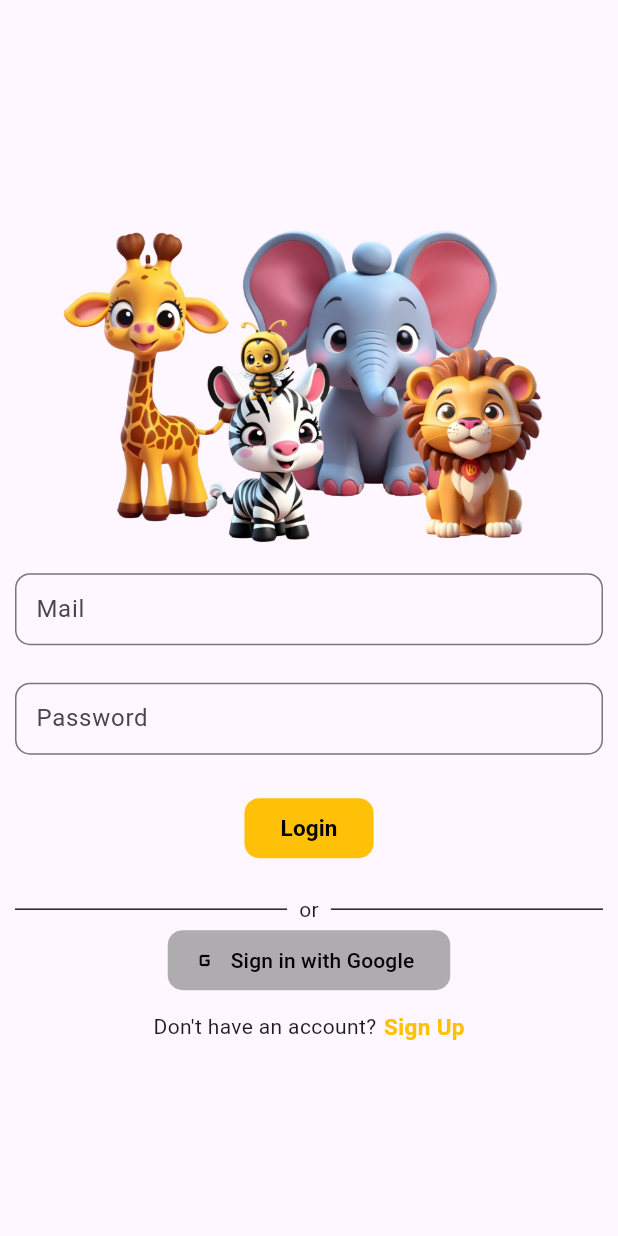
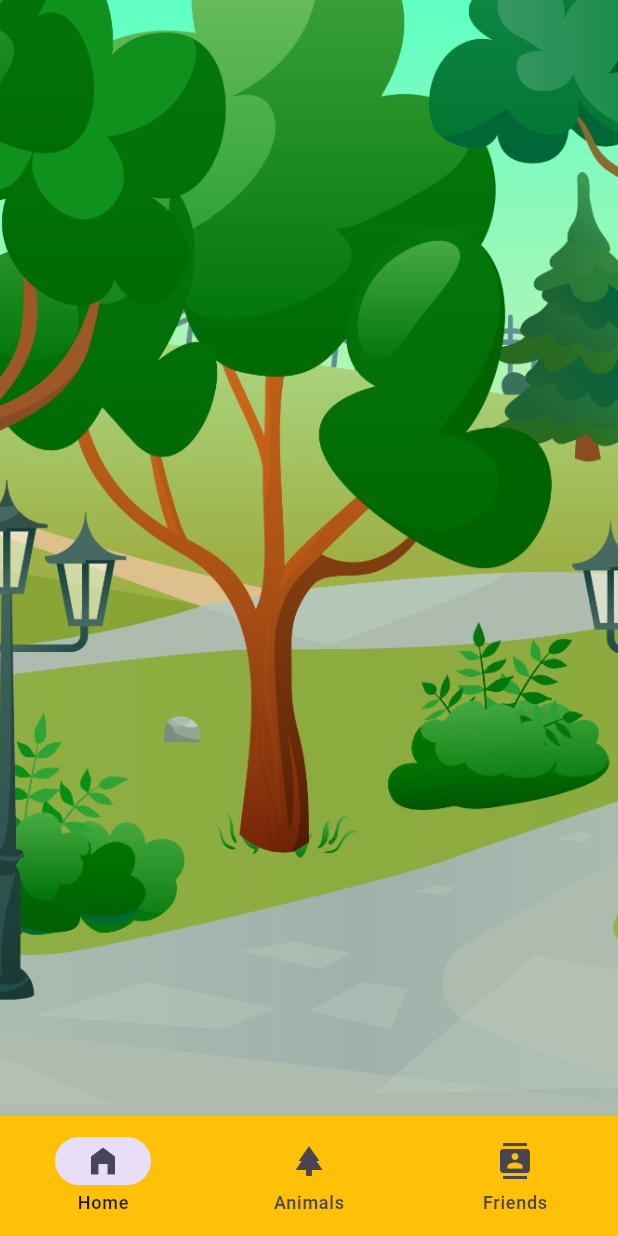
Before and after one commit to FarouckCherfi/betterbee, a Flutter app: the screen it shows after launch, after a tap on "Sign in with Google", on a phone screen of 412 x 824 dp. Run offline on Flutter 3.47's test engine with Material 3 defaults, Android fonts, the light colour scheme and no system bars; our stand-ins replace cloud_firestore, firebase_auth, firebase_core, google_sign_in; accounts and stored records are empty; network calls fail.

Commit message:
Add Provider + Main Page
Co-authored-by: samarlahmar <samarlahmar@users.noreply.github.com>

```diff
--- a/lib/components/AnimalCard.dart
+++ b/lib/components/AnimalCard.dart
@@ -1,6 +1,5 @@
 // ignore: file_names
 import 'package:flutter/material.dart';
-
 
 class AnimalCard extends StatelessWidget {
   final String animal;
@@ -13,7 +12,7 @@
       child: Column(
         children: [
           Image.asset(
-            'assets/images/$animal.png', // Replace with your image path
+            'assets/animals/bee.png', // Replace with your image path
             width: 150,
             height: 150,
             fit: BoxFit.cover,
--- a/lib/components/CustomNavigationBar.dart
+++ b/lib/components/CustomNavigationBar.dart
@@ -2,16 +2,21 @@
 import 'package:flutter/material.dart';
 
 class CustomNavigationBar extends StatelessWidget {
-  const CustomNavigationBar({super.key});
+  final Function(int) onItemTapped;
+  final int selectedIndex;
+
+  const CustomNavigationBar(
+      {super.key, required this.selectedIndex, required this.onItemTapped});
 
   @override
   Widget build(BuildContext context) {
     return NavigationBar(
         backgroundColor: Colors.amber,
+        selectedIndex: selectedIndex,
+        onDestinationSelected: onItemTapped,
         destinations: const <Widget>[
           NavigationDestination(icon: Icon(Icons.home_filled), label: 'Home'),
-          NavigationDestination(
-              icon: Icon(Icons.park), label: "Animals"),
+          NavigationDestination(icon: Icon(Icons.park), label: "Animals"),
           NavigationDestination(icon: Icon(Icons.contacts), label: "Friends"),
           //NavigationDestination(icon: Icon(Icons.logout), label: "Logout")
         ]);
--- a/lib/main.dart
+++ b/lib/main.dart
@@ -1,10 +1,13 @@
 import 'package:betterbee/routes.dart';
-import 'package:betterbee/views/Home.dart';
+import 'package:betterbee/user_auth/provider/Provider.dart';
+import 'package:betterbee/views/Animals.dart';
+import 'package:betterbee/views/PrincipalView.dart';
 import 'package:betterbee/views/SignUp.dart';
 import 'package:flutter/material.dart';
 import 'package:betterbee/views/SignIn.dart';
 
 import 'package:firebase_core/firebase_core.dart';
+import 'package:provider/provider.dart';
 import 'firebase_options.dart';
 
 void main() async {
@@ -12,7 +15,11 @@
   await Firebase.initializeApp(
     options: DefaultFirebaseOptions.currentPlatform,
   );
-  runApp(const MyApp());
+  runApp
+    (ChangeNotifierProvider (
+      create : (context) => UserProvider(),
+      child : const MyApp())
+    );
 }
 
 class MyApp extends StatelessWidget {
@@ -23,7 +30,8 @@
     return MaterialApp(initialRoute: AppRoutes.signIn, routes: {
       AppRoutes.signIn: (context) => const LoginPage(),
       AppRoutes.signUp: (context) => const CreateAccountPage(),
-      AppRoutes.home: (context) => const HomePage(username: '',)
+      AppRoutes.home: (context) => const PrincipalViewPage(),
+      AppRoutes.animals: (context) => const Animals(),
     });
   }
 }
--- a/lib/routes.dart
+++ b/lib/routes.dart
@@ -2,4 +2,5 @@
   static const String home = '/home';
   static const String signIn = '/signIn';
   static const String signUp = '/signUp';
+  static const String animals = '/animals';
 }
--- a/lib/user_auth/firebase_auth/firebase_auth_services.dart
+++ b/lib/user_auth/firebase_auth/firebase_auth_services.dart
@@ -44,8 +44,18 @@
         accessToken: googleAuth?.accessToken,
         idToken: googleAuth?.idToken,
       );
+      final UserCredential userCredential =
+          await FirebaseAuth.instance.signInWithCredential(credential);
+      final User? firebaseUser = userCredential.user;
 
-      return await FirebaseAuth.instance.signInWithCredential(credential);
+      if (firebaseUser != null) {
+        String uid = firebaseUser.uid;
+        String username = googleUser?.displayName ?? "New User";
+        await _firestore.collection('users').doc(uid).set({
+          'username': username,
+        });
+      }
+      return userCredential.user;
     } on Exception catch (e) {
       // TODO
       print('exception->$e');
--- /dev/null
+++ b/lib/views/Friends.dart
@@ -0,0 +1,11 @@
+import 'package:betterbee/components/AnimalCard.dart';
+import 'package:flutter/material.dart';
+
+class Friends extends StatelessWidget {
+  const Friends({super.key});
+
+  @override
+  Widget build(BuildContext context) {
+    return const Text("friendsPage");
+  }
+}
--- a/lib/views/Home.dart
+++ b/lib/views/Home.dart
@@ -1,32 +1,22 @@
-import 'package:betterbee/components/CustomNavigationBar.dart';
+import 'package:betterbee/components/AnimalCard.dart';
 import 'package:flutter/material.dart';
 
-class HomePage extends StatefulWidget {
-  final String username;
-  const HomePage({super.key, required this.username});
+class MyHome extends StatefulWidget {
+
+  const MyHome({super.key});
 
   @override
-  State<HomePage> createState() => _HomePageState();
+  State<MyHome> createState() => _MyHome();
 }
 
-class _HomePageState extends State<HomePage> {
-  Offset _offset = Offset.zero;
-
+class _MyHome extends State<MyHome> {
   @override
   Widget build(BuildContext context) {
-    print(widget.username);
-    return PopScope(
-        canPop: false,
-        child: Scaffold(
-            bottomNavigationBar: const CustomNavigationBar(),
-            body: Stack(children: [
-              // Background Image
-              Image.asset(
-                'assets/BackGround3.jpg',
-                fit: BoxFit.cover,
-                width: MediaQuery.of(context).size.width,
-                height: MediaQuery.of(context).size.height,
-              ),
-            ])));
+    return Image.asset(
+      'assets/BackGround3.jpeg',
+      fit: BoxFit.cover,
+      width: MediaQuery.of(context).size.width,
+      height: MediaQuery.of(context).size.height,
+    );
   }
 }
--- /dev/null
+++ b/lib/views/PrincipalView.dart
@@ -0,0 +1,38 @@
+import 'package:betterbee/components/CustomNavigationBar.dart';
+import 'package:betterbee/views/Animals.dart';
+import 'package:betterbee/views/Friends.dart';
+import 'package:betterbee/views/Home.dart';
+import 'package:flutter/material.dart';
+
+class PrincipalViewPage extends StatefulWidget {
+  const PrincipalViewPage({super.key});
+
+  @override
+  State<PrincipalViewPage> createState() => _PrincipalViewPage();
+}
+
+class _PrincipalViewPage extends State<PrincipalViewPage> {
+  int _selectedIndex = 0;
+
+  void _onItemTapped(int index) {
+    setState(() {
+      _selectedIndex = index;
+    });
+  }
+
+  @override
+  Widget build(BuildContext context) {
+    return PopScope(
+        canPop: false,
+        child: Scaffold(
+            bottomNavigationBar: CustomNavigationBar(
+              selectedIndex: _selectedIndex,
+              onItemTapped: _onItemTapped,
+            ),
+            body: Stack(children: [
+              if (_selectedIndex == 0) const MyHome(),
+              if (_selectedIndex == 1) const Animals(),
+              if (_selectedIndex == 2) const Friends()
+            ])));
+  }
+}
--- a/lib/views/SignIn.dart
+++ b/lib/views/SignIn.dart
@@ -46,25 +46,18 @@
 
   Future<void> _signInWithGoogle() async {
     try {
-      final GoogleSignInAccount? googleSignInAccount =
-          await GoogleSignIn().signIn();
-
-      if (googleSignInAccount == null) {
-        return;
+      User? user = await _auth.signInWithGoogle();
+      if (mounted) {
+        Navigator.pushNamed(context, "/home", arguments: {'username': user});
       }
-
-      final GoogleSignInAuthentication googleSignInAuthentication =
-          await googleSignInAccount.authentication;
-      final AuthCredential credential = GoogleAuthProvider.credential(
-        accessToken: googleSignInAuthentication.accessToken,
-        idToken: googleSignInAuthentication.idToken,
-      );
-      await FirebaseAuth.instance.signInWithCredential(credential);
-
-      // ignore: use_build_context_synchronously
-      Navigator.pushNamed(context, "/home");
     } catch (e) {
-      print("Error signing in with Google: $e");
+      if (mounted) {
+        ScaffoldMessenger.of(context).showSnackBar(const SnackBar(
+          content:
+              Text("An error occured with your Google account, please retry"),
+          backgroundColor: Colors.red,
+        ));
+      }
     }
   }
 
@@ -184,10 +177,8 @@
 
     try {
       User? user = await _auth.signInWithEmailAndPassword(mail, password);
-      String? username = await _auth.getCurrentUser(user!.uid);
       if (mounted) {
-        Navigator.pushNamed(context, "/home",
-            arguments: {'username': username});
+        Navigator.pushNamed(context, "/home", arguments: {'username': user});
       }
     } on FirebaseAuthException catch (e) {
       if (mounted) {
--- a/lib/views/SignUp.dart
+++ b/lib/views/SignUp.dart
@@ -67,7 +67,7 @@
           children: [
             const SizedBox(height: 60),
             Image.asset(
-              'assets/cutebee.png', // Assurez-vous que ce chemin d'accès est correct
+              'assets/animals/bee.png', // Assurez-vous que ce chemin d'accès est correct
               width: MediaQuery.of(context).size.width * 0.55,
             ),
             const SizedBox(height: 20),
--- a/pubspec.yaml
+++ b/pubspec.yaml
@@ -39,6 +39,7 @@
   firebase_auth: ^4.17.5
   google_sign_in: ^6.2.1
   cloud_firestore: ^4.15.5
+  provider: ^6.1.2
 
 
 
```
Also changed, not shown: lib/user_auth/provider/Provider.dart (added, +12 -0 lines), lib/views/Animals.dart (+7 -13 lines), assets/animals/bee.png (renamed from assets/cutebee.png), assets/elephant.png (added), assets/zebra.png (added), pubspec.lock.
